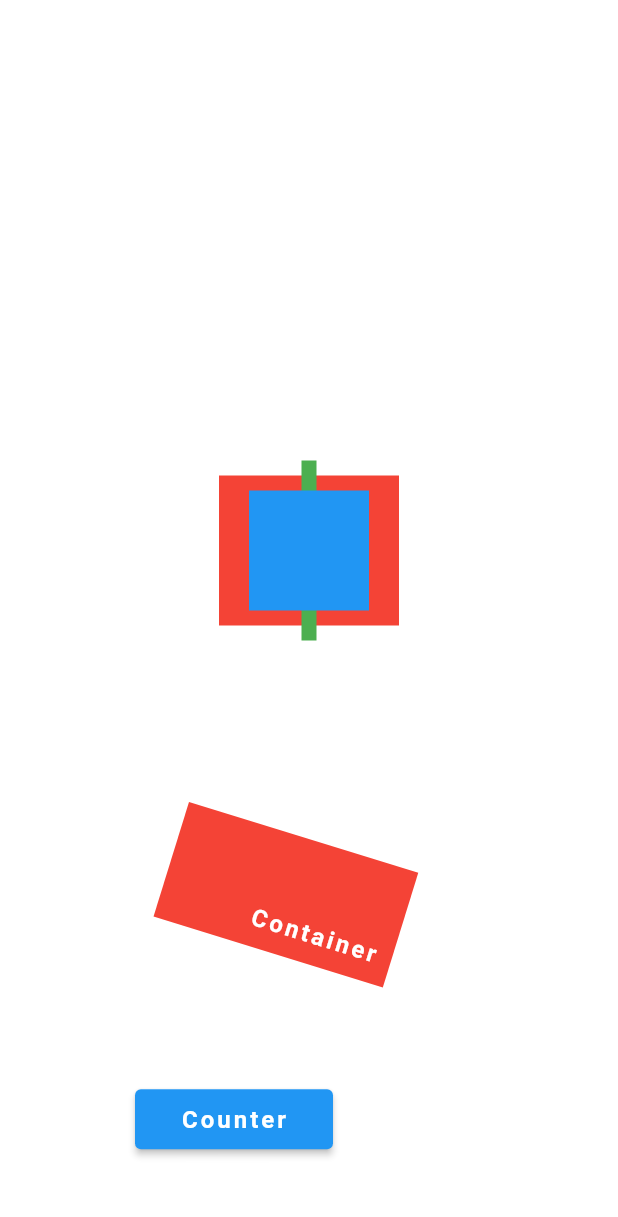
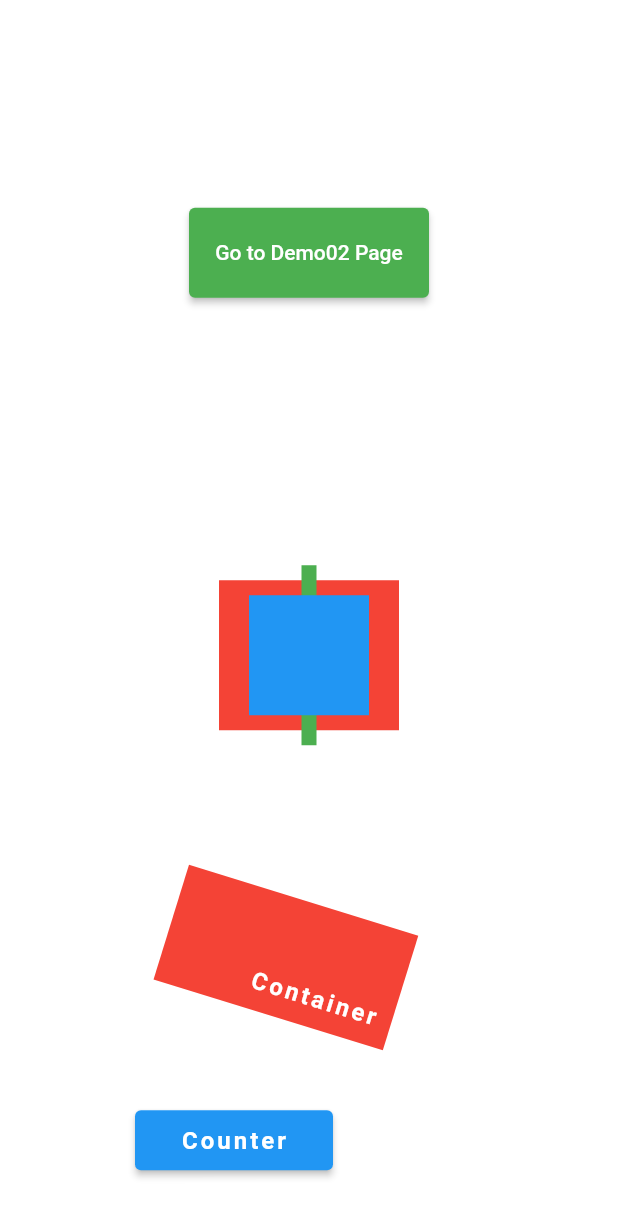
Before and after one commit to daichi-iwamoto/flutter_demo, a Flutter app: the screen it shows after launch, after a tap on "Counter", on a phone screen of 412 x 824 dp. Shown: the top 1217 px of the screen. Run offline on Flutter 3.47's test engine with Material 2 defaults, Android fonts, the phone set to English and light mode, and no system bars.

```diff
--- a/lib/main.dart
+++ b/lib/main.dart
@@ -1,182 +1,11 @@
 import 'package:flutter/material.dart';
-
-// Demo App
-// Hot Reloadで変更を即時反映する為のWrapper
-class DemoApp extends StatelessWidget {
-  const DemoApp({super.key});
-
-  @override
-  Widget build(BuildContext context) {
-    // Column Widget Example
-    // 縦並びにする為のWidget
-    return const Column(
-      mainAxisAlignment: MainAxisAlignment.spaceAround,
-      children: <Widget>[
-        TextExample('Text Example'),
-        RowExample(),
-        StackExample(),
-        ContainerExample(),
-        Counter(),
-      ],
-    );
-  }
-}
-
-// Text Widget Example
-// 文字列を表示する為のWidget
-class TextExample extends StatelessWidget {
-  const TextExample(this.text, {super.key});
-
-  final String text;
-
-  @override
-  Widget build(BuildContext context) {
-    return Text(
-      text,
-      style: const TextStyle(
-        fontSize: 16,
-        fontWeight: FontWeight.bold,
-        color: Colors.white,
-        letterSpacing: 2,
-        wordSpacing: 2,
-        locale: Locale('ja', 'JP'),
-        decoration: TextDecoration.none,
-        fontFamily: 'Roboto',
-        overflow: TextOverflow.ellipsis,
-      ),
-    );
-  }
-}
-
-// Row Widget Example
-// 横並びにする為のWidget
-class RowExample extends StatelessWidget {
-  const RowExample({super.key});
-
-  @override
-  Widget build(BuildContext context) {
-    return const Row(
-      mainAxisAlignment: MainAxisAlignment.spaceBetween,
-      children: <Widget>[
-        TextExample('Row01'),
-        TextExample('Row02'),
-        TextExample('Row03'),
-      ],
-    );
-  }
-}
-
-// Stack Widget Example
-// 重ねて表示する為のWidget
-class StackExample extends StatelessWidget {
-  const StackExample({super.key});
-
-  @override
-  Widget build(BuildContext context) {
-    return Stack(
-      alignment: AlignmentDirectional.center,
-      children: <Widget>[
-        Container(
-          width: 120,
-          height: 100,
-          color: Colors.red,
-        ),
-        Container(
-          width: 10,
-          height: 120,
-          color: Colors.green,
-        ),
-        Container(
-          width: 80,
-          height: 80,
-          color: Colors.blue,
-        ),
-      ],
-    );
-  }
-}
-
-class ContainerExample extends StatelessWidget {
-  const ContainerExample({super.key});
-
-  @override
-  Widget build(BuildContext context) {
-    return Container(
-      width: 160,
-      height: 80,
-      color: Colors.red,
-      alignment: AlignmentDirectional.bottomEnd,
-      padding: const EdgeInsets.all(10),
-      transform: Matrix4.rotationZ(0.30),
-      child: const TextExample('Container'),
-    );
-  }
-}
-
-// Stateful Widget Example
-// 状態を持つ Widget
-// 状態を変更する為には StatefulWidget を継承したクラスと State を継承したクラスの2つが必要
-class Counter extends StatefulWidget {
-  const Counter({super.key});
-
-  @override
-  State<Counter> createState() => _GestureDetectorExample();
-}
-
-// State を継承するクラス
-class _GestureDetectorExample extends State<Counter> {
-  int count = 0;
-
-  void increment() {
-    setState(() {
-      count++;
-    });
-  }
-
-  @override
-  Widget build(BuildContext context) {
-    return Row(
-      mainAxisAlignment: MainAxisAlignment.center,
-      children: <Widget>[
-        CounterIncrementor(onPressed: increment),
-        Container(
-          width: 100,
-          height: 40,
-          alignment: AlignmentDirectional.center,
-          child: TextExample('$count'),
-        ),
-      ],
-    );
-  }
-}
-
-// State の変更を行う View 部分を担当するクラス
-// Stateless Widget を継承している
-class CounterIncrementor extends StatelessWidget {
-  const CounterIncrementor({required this.onPressed, super.key});
-
-  // State の変更を行うコールバック関数を引数として受け取る
-  final VoidCallback onPressed;
-
-  @override
-  Widget build(BuildContext context) {
-    return ElevatedButton(
-      onPressed: onPressed,
-      child: Container(
-        width: 100,
-        height: 40,
-        alignment: AlignmentDirectional.center,
-        child: const TextExample('Counter'),
-      ),
-    );
-  }
-}
+import 'package:flutter_demo/pages/demo01.dart';
 
 void main() {
   runApp(
     const MaterialApp(
       title: 'Flutter Demo',
-      home: DemoApp(),
+      home: DemoApp01(),
     ),
   );
 }
--- /dev/null
+++ b/lib/pages/demo01.dart
@@ -0,0 +1,205 @@
+import 'package:flutter/material.dart';
+import 'package:flutter_demo/pages/demo02.dart';
+
+// Demo App
+// Hot Reloadで変更を即時反映する為のWrapper
+class DemoApp01 extends StatelessWidget {
+  const DemoApp01({super.key});
+
+  @override
+  Widget build(BuildContext context) {
+    // Column Widget Example
+    // 縦並びにする為のWidget
+    return const Column(
+      mainAxisAlignment: MainAxisAlignment.spaceAround,
+      children: <Widget>[
+        TextExample('Text Example'),
+        NavigatorExample(),
+        RowExample(),
+        StackExample(),
+        ContainerExample(),
+        Counter(),
+      ],
+    );
+  }
+}
+
+// Text Widget Example
+// 文字列を表示する為のWidget
+class TextExample extends StatelessWidget {
+  const TextExample(this.text, {super.key});
+
+  final String text;
+
+  @override
+  Widget build(BuildContext context) {
+    return Text(
+      text,
+      style: const TextStyle(
+        fontSize: 16,
+        fontWeight: FontWeight.bold,
+        color: Colors.white,
+        letterSpacing: 2,
+        wordSpacing: 2,
+        locale: Locale('ja', 'JP'),
+        decoration: TextDecoration.none,
+        fontFamily: 'Roboto',
+        overflow: TextOverflow.ellipsis,
+      ),
+    );
+  }
+}
+
+// Row Widget Example
+// 横並びにする為のWidget
+class RowExample extends StatelessWidget {
+  const RowExample({super.key});
+
+  @override
+  Widget build(BuildContext context) {
+    return const Row(
+      mainAxisAlignment: MainAxisAlignment.spaceBetween,
+      children: <Widget>[
+        TextExample('Row01'),
+        TextExample('Row02'),
+        TextExample('Row03'),
+      ],
+    );
+  }
+}
+
+// Stack Widget Example
+// 重ねて表示する為のWidget
+class StackExample extends StatelessWidget {
+  const StackExample({super.key});
+
+  @override
+  Widget build(BuildContext context) {
+    return Stack(
+      alignment: AlignmentDirectional.center,
+      children: <Widget>[
+        Container(
+          width: 120,
+          height: 100,
+          color: Colors.red,
+        ),
+        Container(
+          width: 10,
+          height: 120,
+          color: Colors.green,
+        ),
+        Container(
+          width: 80,
+          height: 80,
+          color: Colors.blue,
+        ),
+      ],
+    );
+  }
+}
+
+class ContainerExample extends StatelessWidget {
+  const ContainerExample({super.key});
+
+  @override
+  Widget build(BuildContext context) {
+    return Container(
+      width: 160,
+      height: 80,
+      color: Colors.red,
+      alignment: AlignmentDirectional.bottomEnd,
+      padding: const EdgeInsets.all(10),
+      transform: Matrix4.rotationZ(0.30),
+      child: const TextExample('Container'),
+    );
+  }
+}
+
+// Stateful Widget Example
+// 状態を持つ Widget
+// 状態を変更する為には StatefulWidget を継承したクラスと State を継承したクラスの2つが必要
+class Counter extends StatefulWidget {
+  const Counter({super.key});
+
+  @override
+  State<Counter> createState() => _GestureDetectorExample();
+}
+
+// State を継承するクラス
+class _GestureDetectorExample extends State<Counter> {
+  int count = 0;
+
+  void increment() {
+    setState(() {
+      count++;
+    });
+  }
+
+  @override
+  Widget build(BuildContext context) {
+    return Row(
+      mainAxisAlignment: MainAxisAlignment.center,
+      children: <Widget>[
+        CounterIncrementor(onPressed: increment),
+        Container(
+          width: 100,
+          height: 40,
+          alignment: AlignmentDirectional.center,
+          child: TextExample('$count'),
+        ),
+      ],
+    );
+  }
+}
+
+// State の変更を行う View 部分を担当するクラス
+// Stateless Widget を継承している
+class CounterIncrementor extends StatelessWidget {
+  const CounterIncrementor({required this.onPressed, super.key});
+
+  // State の変更を行うコールバック関数を引数として受け取る
+  final VoidCallback onPressed;
+
+  @override
+  Widget build(BuildContext context) {
+    return ElevatedButton(
+      onPressed: onPressed,
+      child: Container(
+        width: 100,
+        height: 40,
+        alignment: AlignmentDirectional.center,
+        child: const TextExample('Counter'),
+      ),
+    );
+  }
+}
+
+// Navigator Example
+// 画面遷移を行う為のWidget
+class NavigatorExample extends StatelessWidget {
+  const NavigatorExample({super.key});
+
+  @override
+  Widget build(BuildContext context) {
+    return ElevatedButton(
+      style: ElevatedButton.styleFrom(
+        backgroundColor: Colors.green,
+        padding: const EdgeInsets.all(10),
+      ),
+      onPressed: () {
+        Navigator.push(
+          context,
+          MaterialPageRoute<Widget>(
+            builder: (BuildContext context) => const DemoApp02(),
+          ),
+        );
+      },
+      child: Container(
+        width: 140,
+        height: 40,
+        alignment: AlignmentDirectional.center,
+        child: const Text('Go to Demo02 Page'),
+      ),
+    );
+  }
+}
--- /dev/null
+++ b/lib/pages/demo02.dart
@@ -0,0 +1,22 @@
+import 'package:flutter/material.dart';
+
+class DemoApp02 extends StatelessWidget {
+  const DemoApp02({super.key});
+
+  @override
+  Widget build(BuildContext context) {
+    return Scaffold(
+      appBar: AppBar(
+        title: const Text('Second Route'),
+      ),
+      body: Center(
+        child: ElevatedButton(
+          onPressed: () {
+            Navigator.pop(context);
+          },
+          child: const Text('Go back!'),
+        ),
+      ),
+    );
+  }
+}
```
